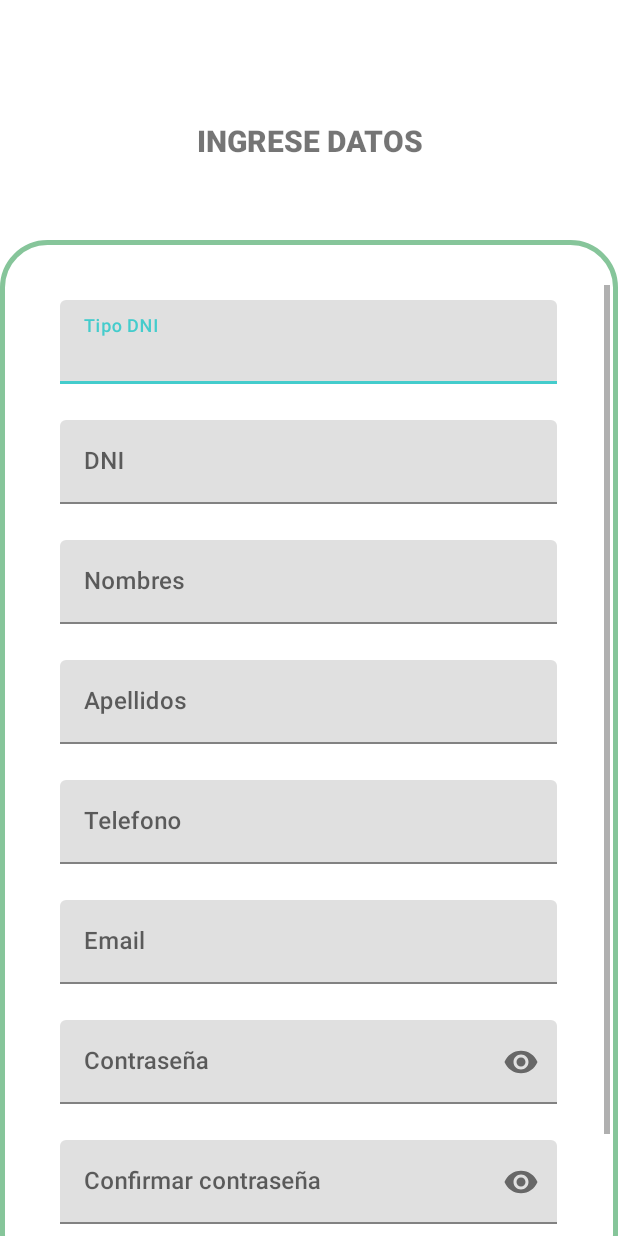
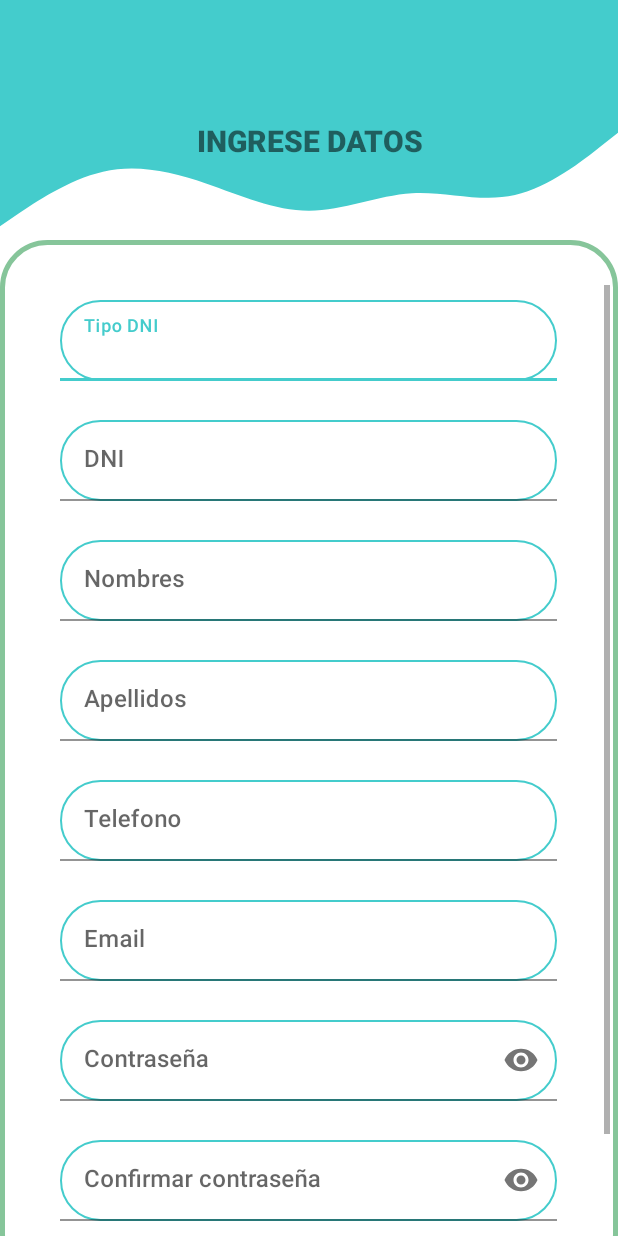
Before and after one commit to DanielaMoreiraTorres/ToLan, an Android app: the Register screen opened directly, with no data from a screen before it, on a phone screen of 412 x 824 dp. Run offline under Robolectric (Android 15) with nearby library versions, the phone set to English and light mode, and no system bars; our stand-ins replace Volley; Roboto replaces fonts that are not available here.

Commit message:
Login prototipo v1.01

```diff
--- a/app/src/main/res/layout/activity_register.xml
+++ b/app/src/main/res/layout/activity_register.xml
@@ -5,6 +5,20 @@
     android:layout_width="match_parent"
     tools:context=".Register"
     android:layout_height="wrap_content">
+
+    <View
+        android:id="@+id/view6"
+        android:layout_width="match_parent"
+        android:layout_height="81dp"
+        android:background="@color/principal" />
+
+    <View
+        android:id="@+id/view10"
+        android:layout_width="match_parent"
+        android:layout_height="78dp"
+        android:layout_alignBottom="@+id/view6"
+        android:layout_marginBottom="-77dp"
+        android:background="@drawable/ic_down" />
 
     <TextView
         android:id="@+id/textView2"
@@ -47,8 +61,10 @@
                         android:id="@+id/arcTxtName"
                         android:layout_width="match_parent"
                         android:layout_height="wrap_content"
+                        android:background="@drawable/round_border"
                         android:fontFamily="sans-serif-medium"
-                        android:inputType="textPersonName" />
+                        android:inputType="textPersonName"
+                        android:padding="16dp" />
 
                 </com.google.android.material.textfield.TextInputLayout>
 
@@ -63,8 +79,10 @@
                         android:id="@+id/txtusuario"
                         android:layout_width="match_parent"
                         android:layout_height="wrap_content"
+                        android:background="@drawable/round_border"
                         android:fontFamily="sans-serif-medium"
-                        android:inputType="textPersonName" />
+                        android:inputType="textPersonName"
+                        android:padding="16dp" />
 
                 </com.google.android.material.textfield.TextInputLayout>
 
@@ -79,8 +97,10 @@
                         android:id="@+id/nombres"
                         android:layout_width="match_parent"
                         android:layout_height="wrap_content"
+                        android:background="@drawable/round_border"
                         android:fontFamily="sans-serif-medium"
-                        android:inputType="textPersonName" />
+                        android:inputType="textPersonName"
+                        android:padding="16dp" />
 
                 </com.google.android.material.textfield.TextInputLayout>
 
@@ -95,8 +115,10 @@
                         android:id="@+id/apellidos"
                         android:layout_width="match_parent"
                         android:layout_height="wrap_content"
+                        android:background="@drawable/round_border"
                         android:fontFamily="sans-serif-medium"
-                        android:inputType="textPersonName" />
+                        android:inputType="textPersonName"
+                        android:padding="16dp" />
 
                 </com.google.android.material.textfield.TextInputLayout>
 
@@ -111,8 +133,10 @@
                         android:id="@+id/telefono"
                         android:layout_width="match_parent"
                         android:layout_height="wrap_content"
+                        android:background="@drawable/round_border"
                         android:fontFamily="sans-serif-medium"
-                        android:inputType="textPersonName" />
+                        android:inputType="textPersonName"
+                        android:padding="16dp" />
 
                 </com.google.android.material.textfield.TextInputLayout>
 
@@ -127,8 +151,10 @@
                         android:id="@+id/email"
                         android:layout_width="match_parent"
                         android:layout_height="wrap_content"
+                        android:background="@drawable/round_border"
                         android:fontFamily="sans-serif-medium"
-                        android:inputType="textEmailAddress" />
+                        android:inputType="textEmailAddress"
+                        android:padding="16dp" />
 
                 </com.google.android.material.textfield.TextInputLayout>
 
@@ -147,8 +173,10 @@
                         android:id="@+id/clave"
                         android:layout_width="match_parent"
                         android:layout_height="wrap_content"
+                        android:background="@drawable/round_border"
                         android:fontFamily="sans-serif-medium"
-                        android:inputType="textPassword" />
+                        android:inputType="textPassword"
+                        android:padding="16dp" />
 
                 </com.google.android.material.textfield.TextInputLayout>
 
@@ -164,8 +192,10 @@
                         android:id="@+id/confclave"
                         android:layout_width="match_parent"
                         android:layout_height="wrap_content"
+                        android:background="@drawable/round_border"
                         android:fontFamily="sans-serif-medium"
-                        android:inputType="textPassword" />
+                        android:inputType="textPassword"
+                        android:padding="16dp" />
 
                 </com.google.android.material.textfield.TextInputLayout>
 
@@ -175,10 +205,10 @@
                     android:layout_height="50dp"
                     android:layout_margin="10dp"
                     android:background="@drawable/layout_button_rounded_1"
+                    android:onClick="RegisterClick"
                     android:text="Crear"
                     android:textColor="@color/white"
                     android:textSize="18sp"
-                    android:onClick="RegisterClick"
                     android:textStyle="bold" />
 
             </LinearLayout>
```
